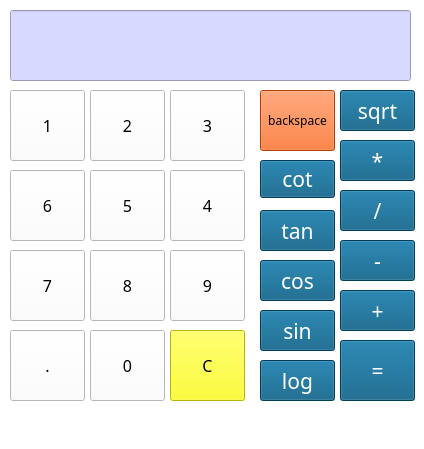
The window that Assignment_17/Calculator.ui (mehrasaajam/PY_Assignments) describes before a commit, drawn with Qt 5.
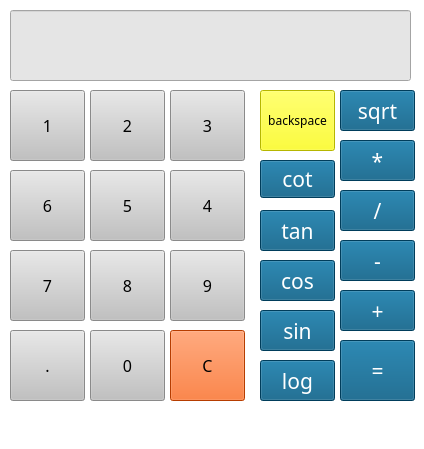
The same window after the commit.

Patch:
```diff
--- a/Assignment_17/Calculator.ui
+++ b/Assignment_17/Calculator.ui
@@ -71,8 +71,7 @@
      </font>
     </property>
     <property name="styleSheet">
-     <string notr="true">background-color: rgb(216, 217, 255);
-color: rgb(0, 0, 0);</string>
+     <string notr="true">background-color: rgb(229, 229, 229);</string>
     </property>
     <property name="cursorPosition">
      <number>0</number>
@@ -100,8 +99,7 @@
      </font>
     </property>
     <property name="styleSheet">
-     <string notr="true">background-color: rgb(255, 0, 127);
-background-color: rgb(255, 85, 0);</string>
+     <string notr="true">background-color: rgb(255, 255, 0);</string>
     </property>
     <property name="text">
      <string>backspace</string>
@@ -126,7 +124,7 @@
     </property>
     <property name="styleSheet">
      <string notr="true">border-color: rgb(0, 0, 0);
-background-color: rgb(255, 255, 255);</string>
+background-color: rgb(193, 193, 193);</string>
     </property>
     <property name="text">
      <string>.</string>
@@ -151,7 +149,7 @@
     </property>
     <property name="styleSheet">
      <string notr="true">border-color: rgb(0, 0, 0);
-background-color: rgb(255, 255, 255);</string>
+background-color: rgb(193, 193, 193);</string>
     </property>
     <property name="text">
      <string>2</string>
@@ -176,7 +174,7 @@
     </property>
     <property name="styleSheet">
      <string notr="true">border-color: rgb(0, 0, 0);
-background-color: rgb(255, 255, 255);</string>
+background-color: rgb(193, 193, 193);</string>
     </property>
     <property name="text">
      <string>3</string>
@@ -197,27 +195,27 @@
        <colorrole role="Button">
         <brush brushstyle="SolidPattern">
          <color alpha="255">
-          <red>255</red>
-          <green>255</green>
-          <blue>255</blue>
+          <red>193</red>
+          <green>193</green>
+          <blue>193</blue>
          </color>
         </brush>
        </colorrole>
        <colorrole role="Base">
         <brush brushstyle="SolidPattern">
          <color alpha="255">
-          <red>255</red>
-          <green>255</green>
-          <blue>255</blue>
+          <red>193</red>
+          <green>193</green>
+          <blue>193</blue>
          </color>
         </brush>
        </colorrole>
        <colorrole role="Window">
         <brush brushstyle="SolidPattern">
          <color alpha="255">
-          <red>255</red>
-          <green>255</green>
-          <blue>255</blue>
+          <red>193</red>
+          <green>193</green>
+          <blue>193</blue>
          </color>
         </brush>
        </colorrole>
@@ -226,27 +224,27 @@
        <colorrole role="Button">
         <brush brushstyle="SolidPattern">
          <color alpha="255">
-          <red>255</red>
-          <green>255</green>
-          <blue>255</blue>
+          <red>193</red>
+          <green>193</green>
+          <blue>193</blue>
          </color>
         </brush>
        </colorrole>
        <colorrole role="Base">
         <brush brushstyle="SolidPattern">
          <color alpha="255">
-          <red>255</red>
-          <green>255</green>
-          <blue>255</blue>
+          <red>193</red>
+          <green>193</green>
+          <blue>193</blue>
          </color>
         </brush>
        </colorrole>
        <colorrole role="Window">
         <brush brushstyle="SolidPattern">
          <color alpha="255">
-          <red>255</red>
-          <green>255</green>
-          <blue>255</blue>
+          <red>193</red>
+          <green>193</green>
+          <blue>193</blue>
          </color>
         </brush>
        </colorrole>
@@ -255,27 +253,27 @@
        <colorrole role="Button">
         <brush brushstyle="SolidPattern">
          <color alpha="255">
-          <red>255</red>
-          <green>255</green>
-          <blue>255</blue>
+          <red>193</red>
+          <green>193</green>
+          <blue>193</blue>
          </color>
         </brush>
        </colorrole>
        <colorrole role="Base">
         <brush brushstyle="SolidPattern">
          <color alpha="255">
-          <red>255</red>
-          <green>255</green>
-          <blue>255</blue>
+          <red>193</red>
+          <green>193</green>
+          <blue>193</blue>
          </color>
         </brush>
        </colorrole>
        <colorrole role="Window">
         <brush brushstyle="SolidPattern">
          <color alpha="255">
-          <red>255</red>
-          <green>255</green>
-          <blue>255</blue>
+          <red>193</red>
+          <green>193</green>
+          <blue>193</blue>
          </color>
         </brush>
        </colorrole>
@@ -292,7 +290,7 @@
     </property>
     <property name="styleSheet">
      <string notr="true">border-color: rgb(0, 0, 0);
-background-color: rgb(255, 255, 255);</string>
+background-color: rgb(193, 193, 193);</string>
     </property>
     <property name="text">
      <string>4</string>
@@ -317,7 +315,7 @@
     </property>
     <property name="styleSheet">
      <string notr="true">border-color: rgb(0, 0, 0);
-background-color: rgb(255, 255, 255);</string>
+background-color: rgb(193, 193, 193);</string>
     </property>
     <property name="text">
      <string>5</string>
@@ -342,7 +340,7 @@
     </property>
     <property name="styleSheet">
      <string notr="true">border-color: rgb(0, 0, 0);
-background-color: rgb(255, 255, 255);</string>
+background-color: rgb(193, 193, 193);</string>
     </property>
     <property name="text">
      <string>6</string>
@@ -367,7 +365,7 @@
     </property>
     <property name="styleSheet">
      <string notr="true">border-color: rgb(0, 0, 0);
-background-color: rgb(255, 255, 255);</string>
+background-color: rgb(193, 193, 193);</string>
     </property>
     <property name="text">
      <string>7</string>
@@ -392,7 +390,7 @@
     </property>
     <property name="styleSheet">
      <string notr="true">border-color: rgb(0, 0, 0);
-background-color: rgb(255, 255, 255);</string>
+background-color: rgb(193, 193, 193);</string>
     </property>
     <property name="text">
      <string>8</string>
@@ -417,7 +415,7 @@
     </property>
     <property name="styleSheet">
      <string notr="true">border-color: rgb(0, 0, 0);
-background-color: rgb(255, 255, 255);</string>
+background-color: rgb(193, 193, 193);</string>
     </property>
     <property name="text">
      <string>9</string>
@@ -911,7 +909,7 @@
     </property>
     <property name="styleSheet">
      <string notr="true">border-color: rgb(0, 0, 0);
-background-color: rgb(255, 255, 255);</string>
+background-color: rgb(193, 193, 193);</string>
     </property>
     <property name="text">
      <string>0</string>
@@ -936,7 +934,7 @@
     </property>
     <property name="styleSheet">
      <string notr="true">border-color: rgb(0, 0, 0);
-background-color: rgb(255, 255, 255);</string>
+background-color: rgb(193, 193, 193);</string>
     </property>
     <property name="text">
      <string>1</string>
@@ -959,8 +957,7 @@
      </font>
     </property>
     <property name="styleSheet">
-     <string notr="true">background-color: rgb(255, 186, 126);
-background-color: rgb(255, 255, 0);</string>
+     <string notr="true">background-color: rgb(255, 85, 0);</string>
     </property>
     <property name="text">
      <string>C</string>
```
